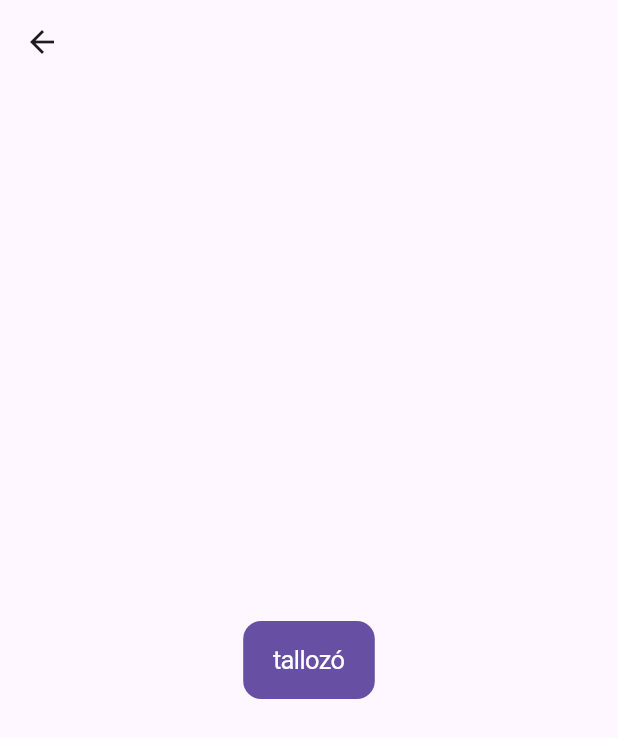
After one commit to TigerHuNt3r/flutters_forms_getx, a Flutter app: the ElementPickerView screen opened directly, on a phone screen of 412 x 824 dp. The commit adds this screen. Shown: the top 738 px of the screen. Run offline on Flutter 3.47's test engine with Material 2 defaults, Android fonts, the phone set to English and light mode, and no system bars; our stand-ins replace get; missing offline and left inert: flut_grouped_buttons.

Commit message:
szia változás

```diff
--- a/lib/main.dart
+++ b/lib/main.dart
@@ -1,11 +1,15 @@
 import 'package:flutter/material.dart';
+import 'package:form_gyak/modules/check_box/views/check_box_view.dart';
 import 'package:form_gyak/modules/date_picker/views/date_picker_view.dart';
 import 'package:form_gyak/modules/date_picker2/views/date_picker2_view.dart';
+import 'package:form_gyak/modules/element_picker/views/element_picker_view.dart';
+import 'package:form_gyak/modules/radio_button/views/radio_button_view.dart';
 import 'package:form_gyak/modules/text_input/views/text_input_view.dart';
 import 'package:get/get.dart';
 
 void main() {
   runApp(GetMaterialApp(
-    home: DatePicker2View(),
+    theme: ThemeData(useMaterial3: true),
+    home: RadioButtonView(),
   ));
 }
--- a/lib/modules/date_picker/controllers/date_picker_view_controller.dart
+++ b/lib/modules/date_picker/controllers/date_picker_view_controller.dart
@@ -10,8 +10,8 @@ class DatePickerViewController extends GetxController {
     DateTime? pickedDate = await showDatePicker(
       context: context,
       initialDate: birthDate,
-      firstDate: DateTime(-5000000),
-      lastDate: DateTime(5000000),
+      firstDate: DateTime(0),
+      lastDate: DateTime(2050),
       initialDatePickerMode: DatePickerMode.year);
       if (pickedDate != null) {
         birthDate = pickedDate;
--- a/lib/modules/date_picker/views/date_picker_view.dart
+++ b/lib/modules/date_picker/views/date_picker_view.dart
@@ -12,7 +12,7 @@ class DatePickerView extends StatelessWidget {
         builder: (_) {
           return Scaffold(
             appBar: AppBar(
-              title: Text(controller.birthDate.toString().split('')[0]),
+              title: Text(controller.birthDate.toString().split(' ')[0]),
             ),
             body: Center(
               child: CupertinoButton(
--- /dev/null
+++ b/lib/modules/element_picker/controllers/element_picker_view_controller.dart
@@ -0,0 +1,27 @@
+import 'package:flutter/material.dart';
+import 'package:get/get.dart';
+
+class ElementPickerViewController extends GetxController {
+  List<Widget> elements = [
+    Text("Full Scale IQ", style: TextStyle(fontSize: 40)),
+    Text("Full Scale EQ", style: TextStyle(fontSize: 40)),
+    Text("Full Scale SQ", style: TextStyle(fontSize: 40)),
+    Text("Battle IQ", style: TextStyle(fontSize: 40)),
+  ];
+
+  int index = -1;
+
+  void setIndex(int index){
+    this.index = index;
+    update();
+  }
+
+  Widget selectedElement(){
+    if(index==-1){
+      // nincs
+      return Text("");
+    }else{
+      return elements[index];
+    }
+  }
+}
--- /dev/null
+++ b/lib/modules/element_picker/views/element_picker_view.dart
@@ -0,0 +1,41 @@
+import 'package:flutter/cupertino.dart';
+import 'package:flutter/material.dart';
+import 'package:form_gyak/modules/element_picker/controllers/element_picker_view_controller.dart';
+import 'package:get/get.dart';
+
+class ElementPickerView extends StatelessWidget {
+  ElementPickerViewController controller =
+      Get.put(ElementPickerViewController());
+
+  @override
+  Widget build(BuildContext context) {
+    return GetBuilder<ElementPickerViewController>(
+        init: controller,
+        builder: (_) {
+          return Scaffold(
+            appBar: AppBar(
+              title: controller.selectedElement(),
+            ),
+            body: Center(
+                child: CupertinoButton.filled(
+                    child: Text("tallozó"),
+                    onPressed: () {
+                      Get.bottomSheet(Container(
+                        color: Colors.white,
+                        height: 150,
+                        child: CupertinoPicker(
+                          itemExtent: 50,
+                          onSelectedItemChanged: (int index) {
+                            print(index);
+                            controller.setIndex(index);
+                          },
+                          children: controller.elements,
+                        ),
+                      ));
+                    }
+                  )
+                ),
+          );
+        });
+  }
+}
--- a/pubspec.yaml
+++ b/pubspec.yaml
@@ -9,6 +9,7 @@ environment:
 dependencies:
   flutter:
     sdk: flutter
+  flut_grouped_buttons: ^0.0.9
   get: ^4.6.5
 
 dev_dependencies:
```
Also changed, not shown: lib/modules/check_box/controllers/check_box_view_controller.dart (added, +43 -0 lines), lib/modules/check_box/views/check_box_view.dart (added, +43 -0 lines), lib/modules/radio_button/controllers/radio_button_view_controller.dart (added, +32 -0 lines), lib/modules/radio_button/views/radio_button_view.dart (added, +42 -0 lines), pubspec.lock.
